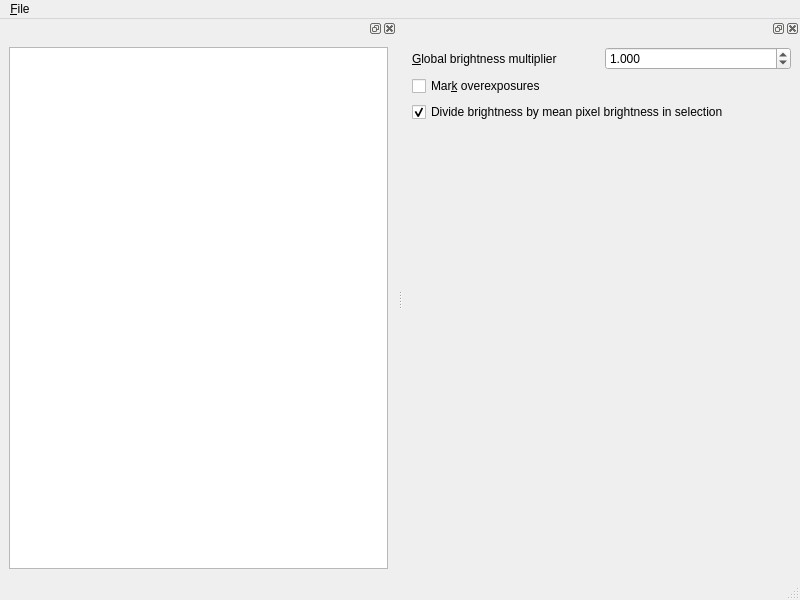
The window that combine-exposures/MainWindow.ui (10110111/raw-utils) describes before a commit, drawn with Qt 5.
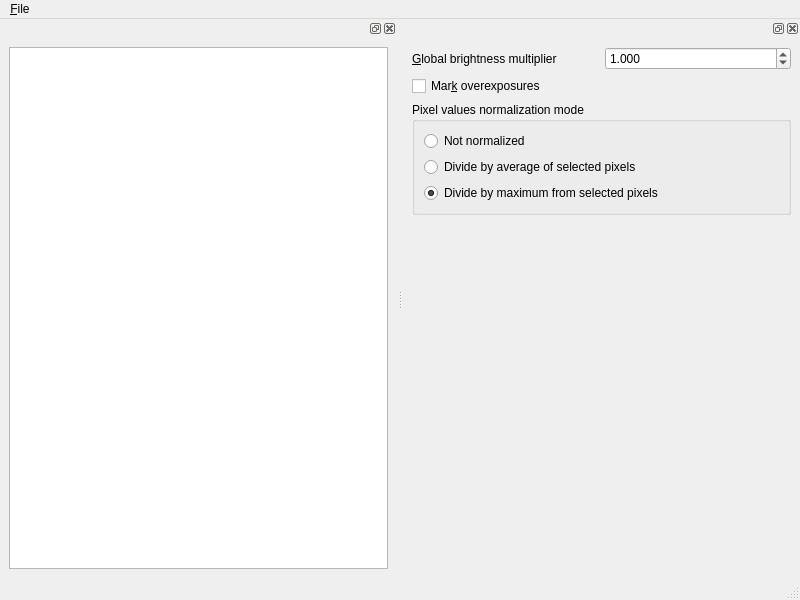
The same window after the commit.

Commit message: Add a "divide by maximum" normalization mode

```diff
--- a/combine-exposures/MainWindow.ui
+++ b/combine-exposures/MainWindow.ui
@@ -79,7 +79,14 @@
        </property>
       </widget>
      </item>
-     <item row="4" column="0">
+     <item row="1" column="0">
+      <widget class="QCheckBox" name="markOverexposuresCB">
+       <property name="text">
+        <string>Mar&amp;k overexposures</string>
+       </property>
+      </widget>
+     </item>
+     <item row="3" column="0">
       <spacer name="verticalSpacer">
        <property name="orientation">
         <enum>Qt::Vertical</enum>
@@ -92,21 +99,40 @@
        </property>
       </spacer>
      </item>
-     <item row="1" column="0">
-      <widget class="QCheckBox" name="markOverexposuresCB">
-       <property name="text">
-        <string>Mar&amp;k overexposures</string>
-       </property>
-      </widget>
-     </item>
      <item row="2" column="0" colspan="2">
-      <widget class="QCheckBox" name="divideByMeanCB">
-       <property name="text">
-        <string>Divide brightness by mean pixel brightness in selection</string>
+      <widget class="QGroupBox" name="groupBox">
+       <property name="title">
+        <string>Pixel values normalization mode</string>
        </property>
-       <property name="checked">
-        <bool>true</bool>
-       </property>
+       <layout class="QVBoxLayout" name="verticalLayout_2">
+        <item>
+         <widget class="QRadioButton" name="divideByOneRB">
+          <property name="text">
+           <string>Not normalized</string>
+          </property>
+          <property name="checked">
+           <bool>false</bool>
+          </property>
+         </widget>
+        </item>
+        <item>
+         <widget class="QRadioButton" name="divideByAverageRB">
+          <property name="text">
+           <string>Divide by average of selected pixels</string>
+          </property>
+         </widget>
+        </item>
+        <item>
+         <widget class="QRadioButton" name="divideByMaxRB">
+          <property name="text">
+           <string>Divide by maximum from selected pixels</string>
+          </property>
+          <property name="checked">
+           <bool>true</bool>
+          </property>
+         </widget>
+        </item>
+       </layout>
       </widget>
      </item>
     </layout>
```
The commit also changes 3 other files.
